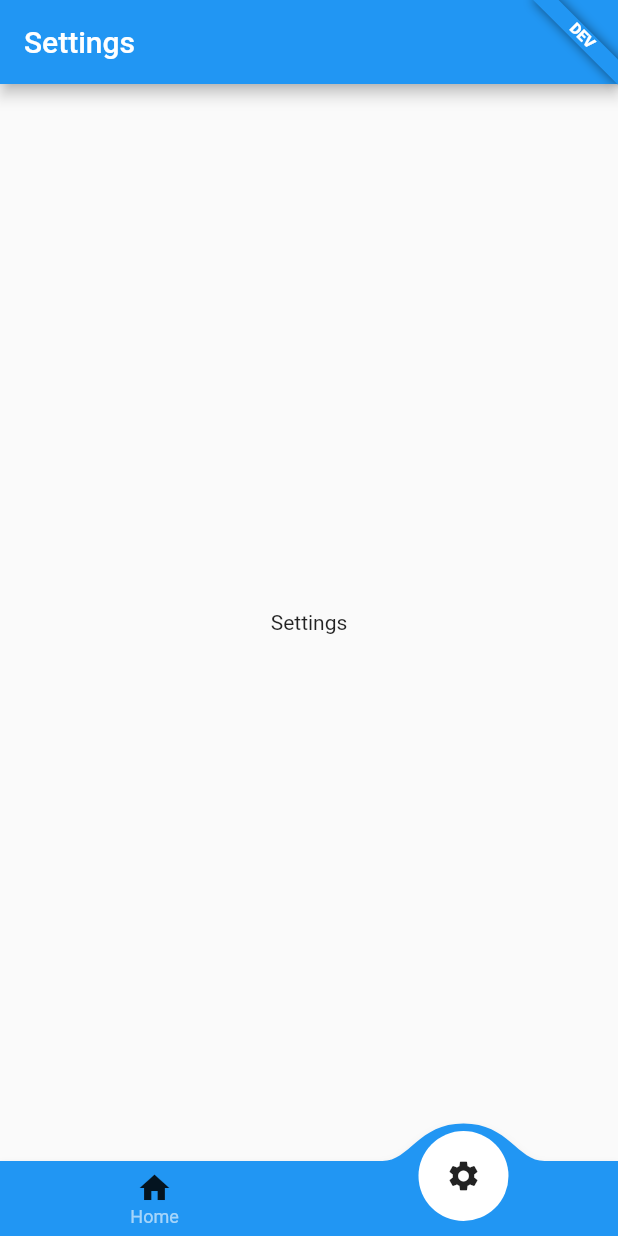
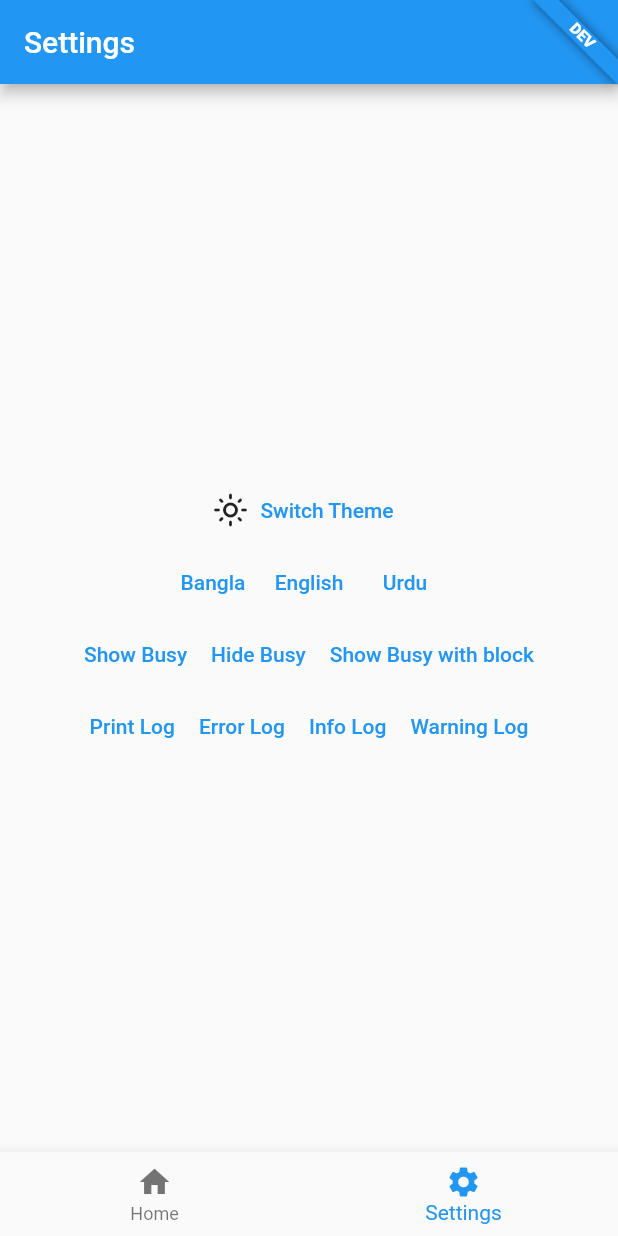
Before and after one commit to banglafighter/flutter_rapid, a Flutter app: the screen it shows after launch, item 2 of the bottom bar chosen, on a phone screen of 412 x 824 dp. Run offline on Flutter 3.47's test engine with Material 2 defaults, Android fonts, the phone set to English and light mode, and no system bars; drawn by our look-alikes of convex_bottom_bar; our stand-ins replace get, get_storage, logger.

Commit message:
Adding feature demo

```diff
--- a/fr_example/lib/page/bottom_nav/bottom_nav_i18n.dart
+++ b/fr_example/lib/page/bottom_nav/bottom_nav_i18n.dart
@@ -1,7 +1,14 @@
 class BottomNavI18N {
   static Map<String, Map<String, String>> getTranslations() {
     return {
-      "bn_BD": {},
+      "bn_BD": {
+        "Switch Theme": "থিম পরিবর্তন করুন"
+      },
+      "ur": {
+        "Bangla": "بنگلہ",
+        "English": "انگریزی",
+        "Urdu": "اردو",
+      },
     };
   }
 }
--- a/fr_example/lib/page/bottom_nav/bottom_nav_view.dart
+++ b/fr_example/lib/page/bottom_nav/bottom_nav_view.dart
@@ -34,7 +34,7 @@ class BottomNavView extends RapidView<BottomNavLogic> {
         initialRoute: HomeView.routeName,
       ),
       bottomNavigationBar: BottomNavManager(
-        navType: BottomNavType.convex,
+        navType: BottomNavType.material,
         items: getNavItems(),
         parentRouteKey: 12,
       ),
--- a/fr_example/lib/page/settings/settings_i18n.dart
+++ b/fr_example/lib/page/settings/settings_i18n.dart
@@ -1,7 +1,12 @@
 class SettingsI18N {
   static Map<String, Map<String, String>> getTranslations() {
     return {
-      "bn_BD": {},
+      "bn_BD": {
+        "Bangla": "বাংলা",
+        "English": "ইংলিশ",
+        "Urdu": "উর্দু",
+      },
+      "en_US": {},
     };
   }
 }
--- a/fr_example/lib/page/settings/settings_view.dart
+++ b/fr_example/lib/page/settings/settings_view.dart
@@ -18,7 +18,96 @@ class SettingsView extends RapidView<SettingsLogic> {
         child: Column(
           mainAxisAlignment: MainAxisAlignment.center,
           children: [
-            Text("Settings"),
+            Row(
+              mainAxisAlignment: MainAxisAlignment.center,
+              children: [
+                Icon(controller.globalState.themeIcon.value),
+                FrTextButton(
+                  onPressed: () {
+                    controller.globalState.toggleThemeMode();
+                  },
+                  name: "Switch Theme".tr,
+                ),
+              ],
+            ),
+            Row(
+              mainAxisAlignment: MainAxisAlignment.center,
+              children: [
+                FrTextButton(
+                  onPressed: () {
+                    controller.globalState.changeLocale("bn_BD");
+                  },
+                  name: 'Bangla'.tr,
+                ),
+                FrTextButton(
+                  onPressed: () {
+                    controller.globalState.changeLocale("en_US");
+                  },
+                  name: 'English'.tr
+                ),
+                FrTextButton(
+                  onPressed: () {
+                    controller.globalState.changeLocale("ur_PK");
+                  },
+                  name: 'Urdu'.tr,
+                ),
+              ],
+            ),
+            Row(
+              mainAxisAlignment: MainAxisAlignment.center,
+              children: [
+                FrTextButton(
+                  onPressed: () {
+                    controller.globalState.showBusy(dismissible: true);
+                  },
+                  name: 'Show Busy'.tr,
+                ),
+                FrTextButton(
+                  onPressed: () {
+                    controller.globalState.hideBusy();
+                  },
+                  name: 'Hide Busy'.tr,
+                ),
+                FrTextButton(
+                  onPressed: () {
+                    controller.globalState.showBusy();
+                    Future.delayed(Duration(seconds: 5), () {
+                      controller.globalState.hideBusy();
+                    });
+                  },
+                  name: 'Show Busy with block'.tr,
+                ),
+              ],
+            ),
+            Row(
+              mainAxisAlignment: MainAxisAlignment.center,
+              children: [
+                FrTextButton(
+                  onPressed: () {
+                    RLog.print("Log Means Debug Log");
+                  },
+                  name: 'Print Log'.tr,
+                ),
+                FrTextButton(
+                  onPressed: () {
+                    RLog.error("Print Error Log");
+                  },
+                  name: 'Error Log'.tr,
+                ),
+                FrTextButton(
+                  onPressed: () {
+                    RLog.info("Print Info Log");
+                  },
+                  name: 'Info Log'.tr,
+                ),
+                FrTextButton(
+                  onPressed: () {
+                    RLog.warning("Print Warning Log");
+                  },
+                  name: 'Warning Log'.tr,
+                ),
+              ],
+            ),
           ],
         ),
       ),
```
